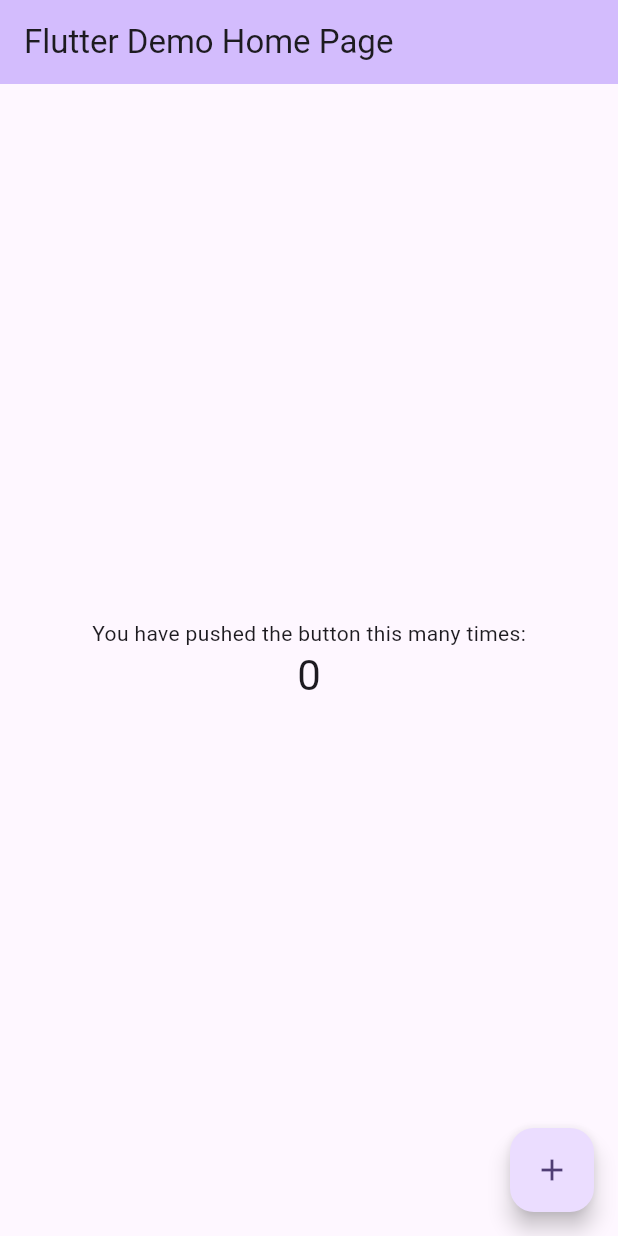
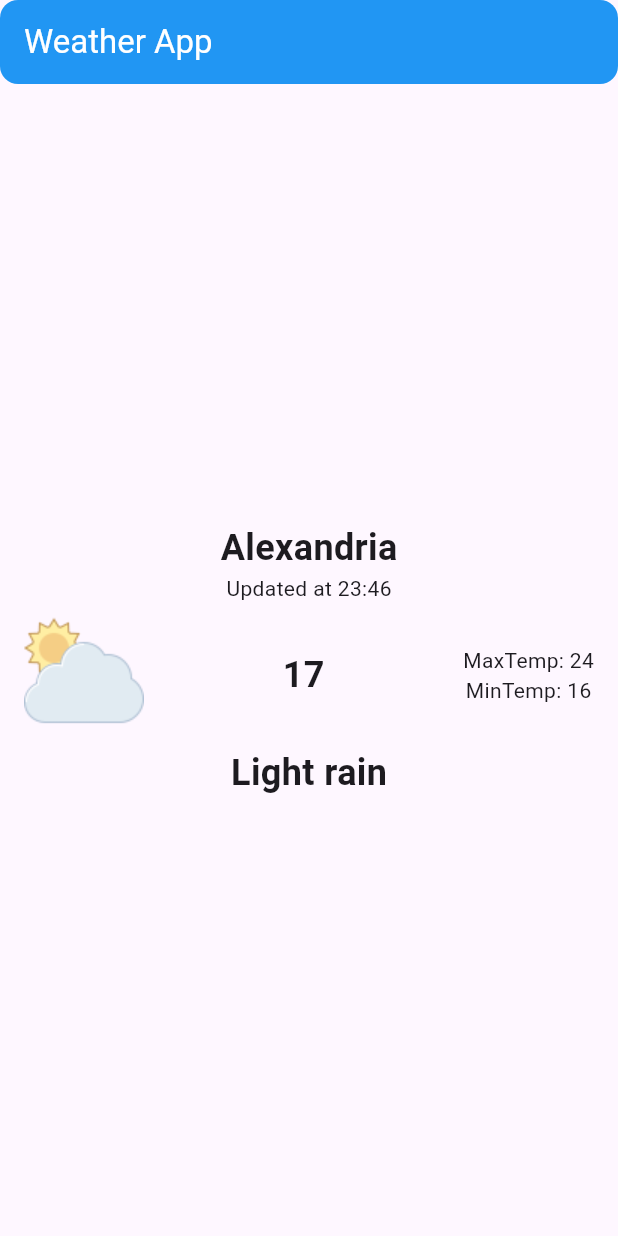
Before and after one commit to mohebboules/weather_app, a Flutter app: the screen it shows after launch, on a phone screen of 412 x 824 dp. Run offline on Flutter 3.47's test engine with Material 3 defaults, Android fonts, the phone set to English and light mode, and no system bars.

Commit message:
Adding home view

```diff
--- a/lib/main.dart
+++ b/lib/main.dart
@@ -1,125 +1,11 @@
 import 'package:flutter/material.dart';
+import 'package:weather_app/views/home_view.dart';
 
 void main() {
-  runApp(const MyApp());
+  runApp(
+    MaterialApp(
+      debugShowCheckedModeBanner: false,
+      home: HomeView(),
+    ),
+  );
 }
-
-class MyApp extends StatelessWidget {
-  const MyApp({super.key});
-
-  // This widget is the root of your application.
-  @override
-  Widget build(BuildContext context) {
-    return MaterialApp(
-      title: 'Flutter Demo',
-      theme: ThemeData(
-        // This is the theme of your application.
-        //
-        // TRY THIS: Try running your application with "flutter run". You'll see
-        // the application has a purple toolbar. Then, without quitting the app,
-        // try changing the seedColor in the colorScheme below to Colors.green
-        // and then invoke "hot reload" (save your changes or press the "hot
-        // reload" button in a Flutter-supported IDE, or press "r" if you used
-        // the command line to start the app).
-        //
-        // Notice that the counter didn't reset back to zero; the application
-        // state is not lost during the reload. To reset the state, use hot
-        // restart instead.
-        //
-        // This works for code too, not just values: Most code changes can be
-        // tested with just a hot reload.
-        colorScheme: ColorScheme.fromSeed(seedColor: Colors.deepPurple),
-        useMaterial3: true,
-      ),
-      home: const MyHomePage(title: 'Flutter Demo Home Page'),
-    );
-  }
-}
-
-class MyHomePage extends StatefulWidget {
-  const MyHomePage({super.key, required this.title});
-
-  // This widget is the home page of your application. It is stateful, meaning
-  // that it has a State object (defined below) that contains fields that affect
-  // how it looks.
-
-  // This class is the configuration for the state. It holds the values (in this
-  // case the title) provided by the parent (in this case the App widget) and
-  // used by the build method of the State. Fields in a Widget subclass are
-  // always marked "final".
-
-  final String title;
-
-  @override
-  State<MyHomePage> createState() => _MyHomePageState();
-}
-
-class _MyHomePageState extends State<MyHomePage> {
-  int _counter = 0;
-
-  void _incrementCounter() {
-    setState(() {
-      // This call to setState tells the Flutter framework that something has
-      // changed in this State, which causes it to rerun the build method below
-      // so that the display can reflect the updated values. If we changed
-      // _counter without calling setState(), then the build method would not be
-      // called again, and so nothing would appear to happen.
-      _counter++;
-    });
-  }
-
-  @override
-  Widget build(BuildContext context) {
-    // This method is rerun every time setState is called, for instance as done
-    // by the _incrementCounter method above.
-    //
-    // The Flutter framework has been optimized to make rerunning build methods
-    // fast, so that you can just rebuild anything that needs updating rather
-    // than having to individually change instances of widgets.
-    return Scaffold(
-      appBar: AppBar(
-        // TRY THIS: Try changing the color here to a specific color (to
-        // Colors.amber, perhaps?) and trigger a hot reload to see the AppBar
-        // change color while the other colors stay the same.
-        backgroundColor: Theme.of(context).colorScheme.inversePrimary,
-        // Here we take the value from the MyHomePage object that was created by
-        // the App.build method, and use it to set our appbar title.
-        title: Text(widget.title),
-      ),
-      body: Center(
-        // Center is a layout widget. It takes a single child and positions it
-        // in the middle of the parent.
-        child: Column(
-          // Column is also a layout widget. It takes a list of children and
-          // arranges them vertically. By default, it sizes itself to fit its
-          // children horizontally, and tries to be as tall as its parent.
-          //
-          // Column has various properties to control how it sizes itself and
-          // how it positions its children. Here we use mainAxisAlignment to
-          // center the children vertically; the main axis here is the vertical
-          // axis because Columns are vertical (the cross axis would be
-          // horizontal).
-          //
-          // TRY THIS: Invoke "debug painting" (choose the "Toggle Debug Paint"
-          // action in the IDE, or press "p" in the console), to see the
-          // wireframe for each widget.
-          mainAxisAlignment: MainAxisAlignment.center,
-          children: <Widget>[
-            const Text(
-              'You have pushed the button this many times:',
-            ),
-            Text(
-              '$_counter',
-              style: Theme.of(context).textTheme.headlineMedium,
-            ),
-          ],
-        ),
-      ),
-      floatingActionButton: FloatingActionButton(
-        onPressed: _incrementCounter,
-        tooltip: 'Increment',
-        child: const Icon(Icons.add),
-      ), // This trailing comma makes auto-formatting nicer for build methods.
-    );
-  }
-}
--- /dev/null
+++ b/lib/views/home_view.dart
@@ -0,0 +1,25 @@
+import 'package:flutter/material.dart';
+import 'package:weather_app/widgets/weather_info_body.dart';
+// import 'package:weather_app/widgets/no_weather.dart';
+
+class HomeView extends StatelessWidget {
+  const HomeView({super.key});
+
+  @override
+  Widget build(BuildContext context) {
+    return Scaffold(
+      appBar: AppBar(
+        backgroundColor: Colors.blue,
+        shape: RoundedRectangleBorder(borderRadius: BorderRadius.circular(12)),
+        title: Text(
+          "Weather App",
+          style: TextStyle(
+            color: Colors.white,
+          ),
+        ),
+      ),
+      // body: NoWeatherBody(),
+      body: WeatherInfoBody(),
+    );
+  }
+}
--- /dev/null
+++ b/lib/widgets/no_weather.dart
@@ -0,0 +1,21 @@
+import 'package:flutter/material.dart';
+
+class NoWeatherBody extends StatelessWidget {
+  const NoWeatherBody({
+    super.key,
+  });
+
+  @override
+  Widget build(BuildContext context) {
+    return Center(
+      child: Text(
+        "Their is no weather start searching now 🔍 ",
+        style: TextStyle(
+          fontSize: 24,
+          fontWeight: FontWeight.w500,
+        ),
+        textAlign: TextAlign.center,
+      ),
+    );
+  }
+}
--- /dev/null
+++ b/lib/widgets/weather_info_body.dart
@@ -0,0 +1,50 @@
+import 'package:flutter/material.dart';
+
+class WeatherInfoBody extends StatelessWidget {
+  const WeatherInfoBody({super.key});
+
+  @override
+  Widget build(BuildContext context) {
+    return Padding(
+      padding: const EdgeInsets.symmetric(horizontal: 16),
+      child: Column(
+        mainAxisAlignment: MainAxisAlignment.center,
+        children: [
+          Text(
+            "Alexandria",
+            style: TextStyle(fontWeight: FontWeight.bold, fontSize: 24),
+          ),
+          Text("Updated at 23:46"),
+          SizedBox(
+            height: 8,
+          ),
+          Row(
+            mainAxisSize: MainAxisSize.min,
+            children: [
+              Image.asset("assets/images/cloudy.png"),
+              Spacer(),
+              Text(
+                "17",
+                style: TextStyle(
+                  fontSize: 24,
+                  fontWeight: FontWeight.bold,
+                ),
+              ),
+              Spacer(),
+              Column(
+                children: [Text("MaxTemp: 24"), Text("MinTemp: 16")],
+              ),
+            ],
+          ),
+          SizedBox(
+            height: 8,
+          ),
+          Text(
+            "Light rain",
+            style: TextStyle(fontSize: 24, fontWeight: FontWeight.bold),
+          )
+        ],
+      ),
+    );
+  }
+}
--- a/pubspec.yaml
+++ b/pubspec.yaml
@@ -59,7 +59,7 @@ flutter:
 
   # To add assets to your application, add an assets section, like this:
   assets:
-    - assets/
+    - assets/images/
   #   - images/a_dot_ham.jpeg
 
   # An image asset can refer to one or more resolution-specific "variants", see
```
Also changed, not shown: 1 other file.
